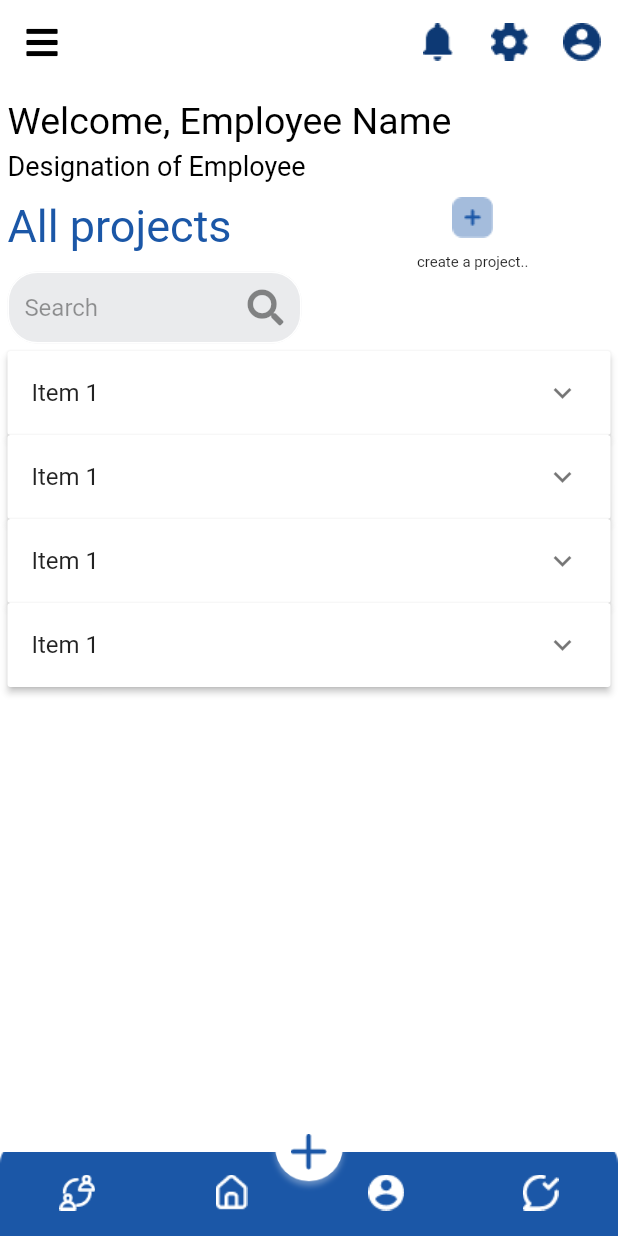
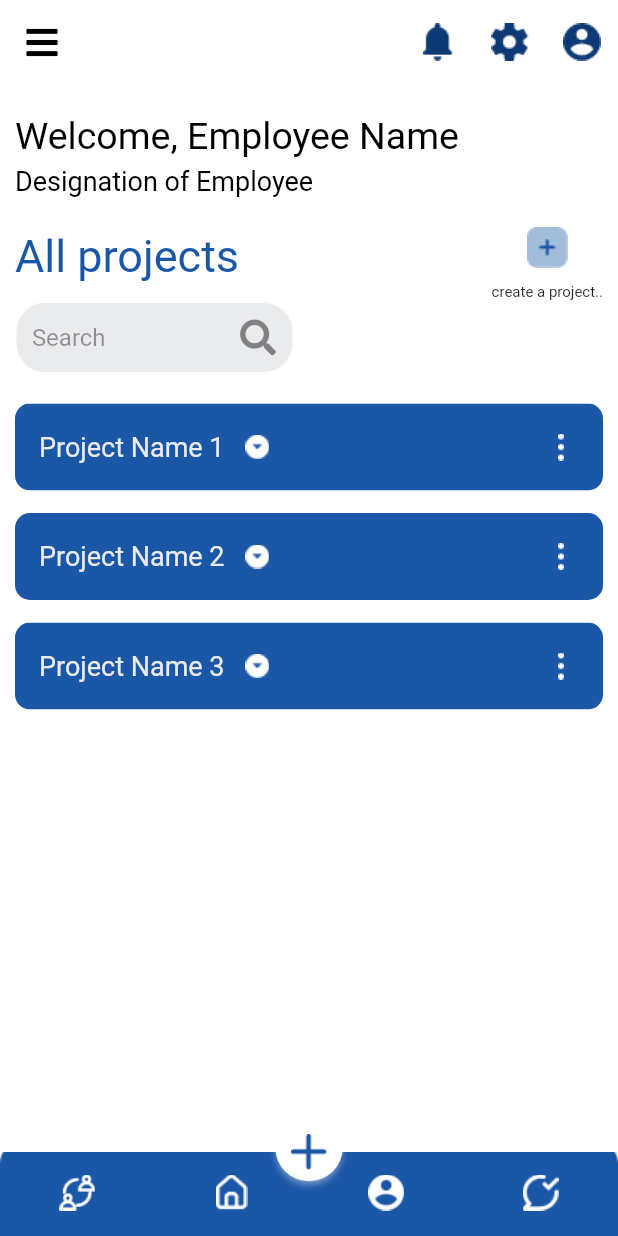
Before and after one commit to Mrashoo24/revoo, a Flutter app: the screen it shows after launch, on a phone screen of 412 x 824 dp. Run offline on Flutter 3.47's test engine with Material 2 defaults, Android fonts, the light colour scheme and no system bars; our stand-ins replace font_awesome_flutter, get, percent_indicator, pie_chart, video_player; missing offline and left inert: cell_calendar; Roboto replaces fonts that are missing (Neue Haas Grotesk Display Pro, Regular).

Commit message:
Projectmanagemet

```diff
--- a/lib/ProjectManagement/Widgets/projectNameinprofile.dart
+++ b/lib/ProjectManagement/Widgets/projectNameinprofile.dart
@@ -2,8 +2,10 @@ import 'package:flutter/cupertino.dart';
 import 'package:flutter/material.dart';
 import 'package:get/get_core/src/get_main.dart';
 import 'package:get/get_navigation/src/extension_navigation.dart';
+import 'package:revoo/constants/constants.dart';
 
 class projectNameinprofile extends StatelessWidget {
+  final String name;
   final String unselectedimg = 'asset/rectangleforprofileunselected.png';
   final String selectedimage = 'asset/rectangleforprofileseleccted.png';
   final String uparrowwigdet = 'asset/arrowup.png';
@@ -11,30 +13,15 @@ class projectNameinprofile extends StatelessWidget {
   final bool selected;
   final String projectName = 'Project name';
 
-  projectNameinprofile({required this.selected});
+  projectNameinprofile({required this.selected,required this.name});
 
   @override
   Widget build(BuildContext context) {
     // TODO: implement build
-    return Container(
-
-        // width: Get.width * 0.9,
-        height: 60,
-        decoration: BoxDecoration(
-          image: DecorationImage(
-            image: selected
-                ? AssetImage('asset/rectangleforprofileseleccted.png')
-                : AssetImage(
-                    'asset/rectangleforprofileunselected.png',
-                  ),
-            fit: BoxFit.fitWidth,
-          ),
-        ),
-
-        child: Row(
+    return Row(
           children: [
             Text(
-                  '${projectName}',
+              '${name}',
               style: TextStyle(
                 fontSize: 18,
                 color: Color(0xffEAEBED),
@@ -53,9 +40,7 @@ class projectNameinprofile extends StatelessWidget {
                 color: Colors.white,
               ),
             ),
-                SizedBox(
-                  width: Get.width * 0.35,
-                ),
+
             // GestureDetector(
             //   onTap: () {},
             //   child: ImageIcon(
@@ -64,35 +49,6 @@ class projectNameinprofile extends StatelessWidget {
             //   ),
             // ),
           ],
-            ),
-            // children: [
-            //   Card(
-            //         color: Colors.black,
-            //         child: Row(
-            //           mainAxisAlignment: MainAxisAlignment.start,
-            //           crossAxisAlignment: CrossAxisAlignment.center,
-            //           children: [
-            //             Column(
-            //               mainAxisAlignment: MainAxisAlignment.start,
-            //               mainAxisSize: MainAxisSize.min,
-            //               children: [
-            //                 Text('Type'),
-            //                 Text('Team'),
-            //                 Text('Status'),
-            //                 Text('Lead'),
-            //                 Text('DeadLine'),
-            //               ],
-            //             ),
-            //             Column(children: [
-            //               Text('Type'),
-            //               Text('Team'),
-            //               Text('Status'),
-            //               Text('Lead'),
-            //               Text('DeadLine'),
-            //             ]),
-            //           ],
-            //         )),
-            // ]
         );
   }
 }
--- a/lib/ProjectManagement/profile/userProjectsProfile.dart
+++ b/lib/ProjectManagement/profile/userProjectsProfile.dart
@@ -34,8 +34,8 @@ class userprofile extends State<userProjectProfile> {
           body: SingleChildScrollView(
             child: Container(
               width: Get.width,
+              margin: EdgeInsets.only(left: 10,right: 10,top: 20,bottom: 20),
 
-              padding: EdgeInsets.symmetric(horizontal: 5,vertical: 10),
               child: Column(
                 children: [
                   Container(
@@ -67,10 +67,12 @@ class userprofile extends State<userProjectProfile> {
                       ],
                     ),
                   ),
+                  SizedBox(height: 10,),
                   Container(
                      width: Get.width,
 
                       child: Row(
+                        mainAxisAlignment: MainAxisAlignment.spaceBetween,
                         children: [
                           Text(
                             "All projects",
@@ -79,9 +81,6 @@ class userprofile extends State<userProjectProfile> {
                               color: Color(0xff1B57A7),
                               fontWeight: FontWeight.w400,
                             ),
-                          ),
-                          SizedBox(
-                            width: Get.width * 0.3,
                           ),
                           Column(
                             crossAxisAlignment: CrossAxisAlignment.center,
@@ -154,10 +153,10 @@ class userprofile extends State<userProjectProfile> {
                     mainAxisAlignment: MainAxisAlignment.start,
                     mainAxisSize: MainAxisSize.min,
                     children: [
-                      buildContent(context,0),
-                      buildContent(context,1),
-                      buildContent(context,2),
-                      buildContent(context,3),
+                      buildContent(context,'Project Name 1'),
+                       buildContent(context,'Project Name 2'),
+                       buildContent(context,'Project Name 3'),
+                      // buildContent(context,3),
                     ],
                   )
                 ],
@@ -189,58 +188,50 @@ class userprofile extends State<userProjectProfile> {
     );
   }
   bool expandName = false;
-  Widget buildContent(BuildContext context,index){
+  Widget buildContent(BuildContext context,name){
     return
-      ExpansionPanelList(
-        animationDuration: Duration(milliseconds: 500),
 
-        expansionCallback: (index,bool){
-          expandName = !bool;
-          setState(() {
+      Padding(
+        padding: const EdgeInsets.only(top: 15.0),
+        child: ClipRRect(
+          borderRadius:    BorderRadius.circular(10),
+          child: ExpansionTile(
+            backgroundColor: Kdblue,
+          collapsedBackgroundColor: Kdblue,
+          expandedAlignment: Alignment.center,
+            title:  projectNameinprofile(selected: false,name:name),
+          trailing: GestureDetector(
+            onTap: () {},
+            child: ImageIcon(
+              AssetImage('asset/threedots.png'),
+              color: Colors.white,
+            ),
+          ),
+          children: [
+            Container(
+              color: Colors.white,
+              child: Column(
+                children: [
+                  ContentElements('Front-end Development project','Type'),
+                  Divider(color: Colors.black,thickness: 1,),
+                  ContentElements('Front-end Development project','Team'),
+                  Divider(color: Colors.black,thickness: 1,),
 
-          });
+                  ContentElementsforStatus(),
+                  Divider(color: Colors.black,thickness: 1,),
 
-        },
+                  ContentElements('Admin/leadname','Lead'),
+                  Divider(color: Colors.black,thickness: 1,),
 
-      children: [
-        ExpansionPanel(headerBuilder: (context,opened){
-          return ListTile(
-            title: Text('Item 1'),
+                  ContentElements('March 07,2022','Deadline'),
+                ],
+              ),
+            )
+
+          ],
+    ),
+        ),
       );
-        },
-            canTapOnHeader: true,
-            isExpanded:expandName,
-            body: Column(
-          children: [
-            ContentElements(),
-            ContentElements(),
-            ContentElementsforStatus(),
-            ContentElements(),
-            ContentElements(),
-          ],
-        ))
-      ],
-    );
-
-    //   ExpansionTile(
-    //     backgroundColor: Kdblue,
-    //   expandedAlignment: Alignment.center,
-    //     title:  projectNameinprofile(selected: false),
-    //   trailing: GestureDetector(
-    //     onTap: () {},
-    //     child: ImageIcon(
-    //       AssetImage('asset/threedots.png'),
-    //       color: Colors.blue,
-    //     ),
-    //   ),
-    //   children: [
-    //     ContentElements(),
-    //     ContentElements(),
-    //     ContentElementsforStatus(),
-    //     ContentElements(),
-    //     ContentElements(),
-    //   ],
-    // );
   }
 
 }
@@ -335,19 +326,16 @@ Widget _bottomNevigationBar() {
 //   ),
 // ];
 
-Widget ContentElements (){
-  return Container(
-    padding : EdgeInsets.symmetric(horizontal: 20,vertical: 0),
-    color: Colors.grey.withOpacity(0.3),
-    child:
-        Wrap(
-          spacing: 50,
-          runSpacing: 10,
-          alignment: WrapAlignment.spaceBetween,
+Widget ContentElements (String name,String type){
+  return Padding(
+    padding: const EdgeInsets.all(8.0),
+    child: Row(
+
       children: [
-            Text(' Type '),
-            Text('Front-end Development project'),
-            SizedBox(width: Get.width,child:Divider(thickness: 1,color: Colors.blueAccent,) ,)
+        Container(
+            width: 120,
+            child: Text(type)),
+        Expanded(child: Text(name,style: TextStyle(color: kyellow),)),
       ],
     ),
   );
@@ -355,35 +343,37 @@ Widget ContentElements (){
 
 
 Widget ContentElementsforStatus (){
-  return Container(
-    padding : EdgeInsets.symmetric(horizontal: 30,vertical: 0),
-    color: Colors.grey.withOpacity(0.3),
-    child:
-    Wrap(
-      spacing: 80,
-      runSpacing: 10,
-      alignment: WrapAlignment.spaceEvenly,
+  return Padding(
+    padding: const EdgeInsets.only(left: 5.0),
+    child: Row(
+
       children: [
-        Text(' Status '),
-        Column(
+        Container(
+            width: 125,
+            child: Text(' Status ')
+        ),
+        Expanded(
+          child: Column(
+            mainAxisAlignment: MainAxisAlignment.start,
             crossAxisAlignment: CrossAxisAlignment.start,
             children: [
-            Text('Review'),
+              Text('In Review',style: TextStyle(color: kyellow)),
               GestureDetector(
-              onTap: (){Marked(true);},
-              onDoubleTap: (){Marked(false);},
+                onTap: (){},
+                onDoubleTap: (){},
                 child: Wrap(
                   spacing: 20,
                   children: [
-                  Text("Marked complete"),
+                    Text("Marked complete",style: TextStyle(color: Kdblue),),
                     Marked(false),
+
                   ],
                 ),
               ),
             ],
           ),
-        SizedBox(width: Get.width,
-          child:Divider(thickness: 1,color: Colors.blueAccent,) ,)
+        ),
+
       ],
     ),
   );
@@ -391,11 +381,13 @@ Widget ContentElementsforStatus (){
 
 Widget Marked(bool value){
   return Container(
-    height: 10,
-    width: 10,
+    height: 15,
+    width: 15,
+
+    decoration: BoxDecoration(
+      border: Border.all(color: Colors.blue),
       color: value ? Colors.blue : Colors.white,
-    // decoration: BoxDecoration(
-    //   border: Border.all(color: Colors.blue)
-    // ),
+
+    ),
   );
 }
```
Lines whose indentation alone changed are shown as unchanged.
